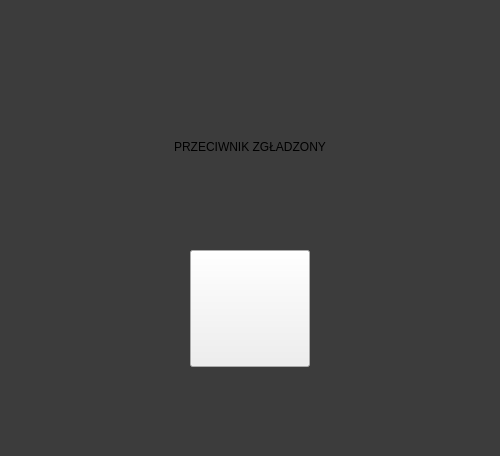
Before: the Qt Designer form deadenemywidget.ui in AdrianSuliga/BadTravelling, drawn with Qt 5.
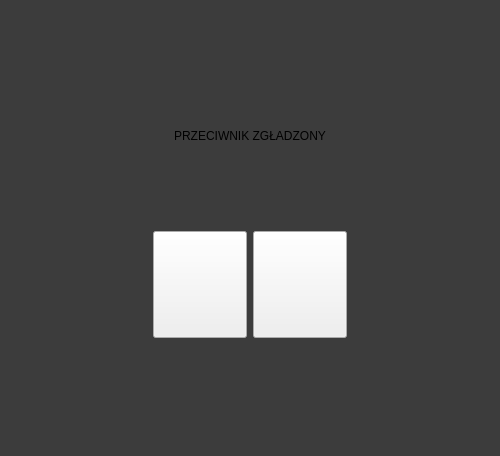
After: the same form once the commit is applied.

Diff of the .ui file:
```diff
--- a/deadenemywidget.ui
+++ b/deadenemywidget.ui
@@ -18,7 +18,7 @@
 background-color: rgba(20,20,20,150);
 }</string>
   </property>
-  <layout class="QVBoxLayout" name="verticalLayout" stretch="1,5,3,2">
+  <layout class="QVBoxLayout" name="verticalLayout" stretch="1,5,3,3">
    <item>
     <spacer name="verticalSpacer">
      <property name="orientation">
@@ -43,7 +43,7 @@
     </widget>
    </item>
    <item>
-    <layout class="QHBoxLayout" name="horizontalLayout" stretch="3,2,3">
+    <layout class="QHBoxLayout" name="horizontalLayout" stretch="3,2,2,3">
      <item>
       <spacer name="horizontalSpacer">
        <property name="orientation">
@@ -73,6 +73,19 @@
        </property>
       </widget>
      </item>
+     <item>
+      <widget class="QPushButton" name="bossButton">
+       <property name="sizePolicy">
+        <sizepolicy hsizetype="Preferred" vsizetype="Preferred">
+         <horstretch>0</horstretch>
+         <verstretch>0</verstretch>
+        </sizepolicy>
+       </property>
+       <property name="text">
+        <string/>
+       </property>
+      </widget>
+     </item>
      <item>
       <spacer name="horizontalSpacer_2">
        <property name="orientation">
```
